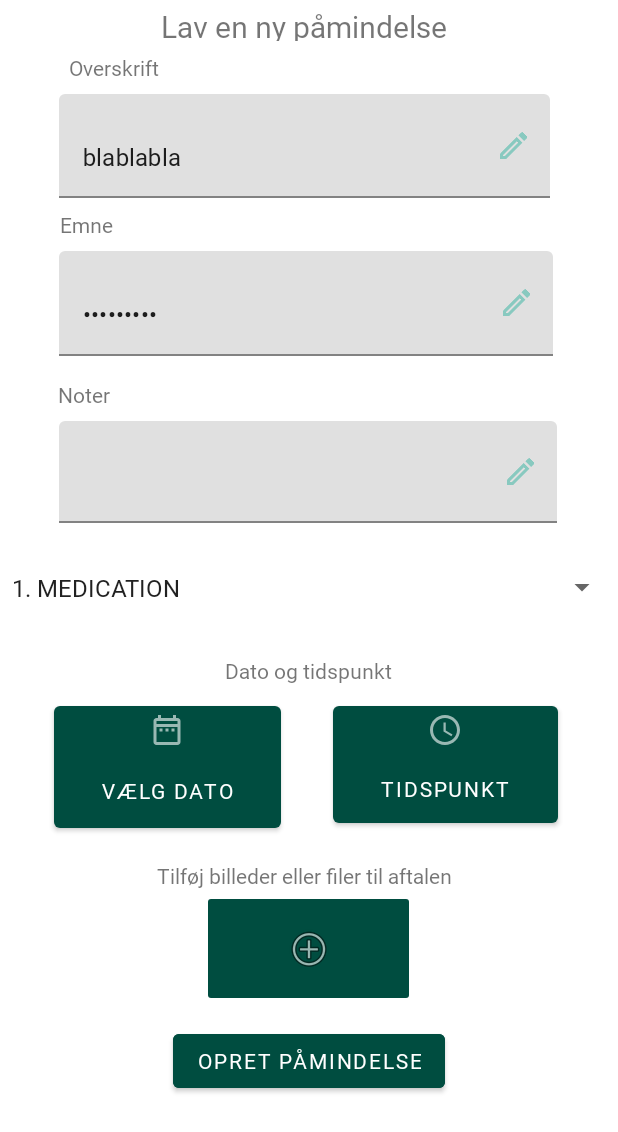
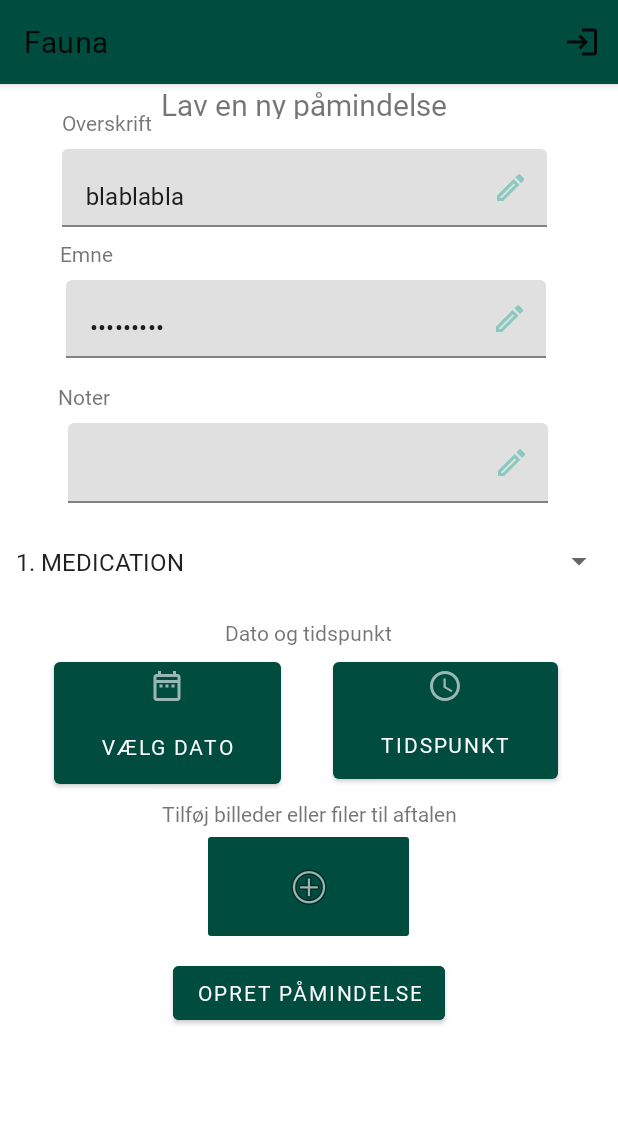
Before and after one commit to faunaapp/faunaapp-android, an Android app: the AddTaskEntryFragmentView screen opened through its navigation route, on a phone screen of 412 x 824 dp. Shown: the top 1132 px of the screen. Run offline under Robolectric (Android 15) with nearby library versions, the phone set to English and light mode, and no system bars; our stand-ins replace EventBus, Room's generated code; libraries missing offline, so code that uses them is left out: com.apollographql.apollo; 2 statements that could not run were skipped.

Commit message:
Log out task is created

```diff
--- a/app/src/main/java/com/example/faunaapp/MVVM/RemoteDataSource/RemouteSource/AddTaskEntry/AddTaskEntryRemoteDataSource.java
+++ b/app/src/main/java/com/example/faunaapp/MVVM/RemoteDataSource/RemouteSource/AddTaskEntry/AddTaskEntryRemoteDataSource.java
@@ -93,7 +93,7 @@ public class AddTaskEntryRemoteDataSource implements IAddTaskEntryRemoteDataSour
                         public void onResponse(@NotNull Response<CreateTaskMutation.Data> response) {
                             String date = Helper.getDateAndTimeFromISO8601(strings[TaskEntryIterator.DateTime.getValue()]).first;
                             String time = Helper.getDateAndTimeFromISO8601(strings[TaskEntryIterator.DateTime.getValue()]).second;
-                            newTaskEntry = new TaskEntry(strings[TaskEntryIterator.Content.getValue()], strings[TaskEntryIterator.Title.getValue()], "Something important", date, time, strings[TaskEntryIterator.Category.value]);
+                            newTaskEntry = new TaskEntry(strings[TaskEntryIterator.Content.getValue()], strings[TaskEntryIterator.Title.getValue()], "Something important", date, time, Integer.parseInt(strings[TaskEntryIterator.Category.value]));
                             EntryEvent entryEvent = new EntryEvent();
                             entryEvent.setTaskEntry(newTaskEntry);
                             EventBus.getDefault().post(entryEvent);
--- a/app/src/main/java/com/example/faunaapp/MVVM/View/Activities/MainActivity.java
+++ b/app/src/main/java/com/example/faunaapp/MVVM/View/Activities/MainActivity.java
@@ -1,10 +1,27 @@
 package com.example.faunaapp.MVVM.View.Activities;
+
+import androidx.annotation.RequiresApi;
 import androidx.appcompat.app.AppCompatActivity;
+import androidx.fragment.app.Fragment;
+import androidx.fragment.app.FragmentManager;
+import androidx.navigation.Navigation;
+import androidx.navigation.fragment.NavHostFragment;
+
 import android.content.SharedPreferences;
+import android.os.Build;
 import android.os.Bundle;
+import android.view.Menu;
+import android.view.MenuInflater;
+import android.view.MenuItem;
+import android.view.View;
 
 import com.example.faunaapp.MVVM.RemoteDataSource.ApolloClient.ClientApollo;
+import com.example.faunaapp.MVVM.View.Fragments.AddTaskEntryFragmentView;
+import com.example.faunaapp.MVVM.View.Fragments.AllCalendarEntriesFragmentView;
+import com.example.faunaapp.MVVM.View.Fragments.LogInFragmentView;
 import com.example.faunaapp.R;
+
+import java.util.Objects;
 
 
 public class MainActivity extends AppCompatActivity {
@@ -22,4 +39,31 @@ public class MainActivity extends AppCompatActivity {
         prefs = getSharedPreferences("tokenStorage", MODE_PRIVATE);
     }
 
+    @Override
+    public boolean onCreateOptionsMenu(Menu menu) {
+        MenuInflater inflater = getMenuInflater();
+        inflater.inflate(R.menu.main_menu, menu);
+        return true;
+    }
+
+    @RequiresApi(api = Build.VERSION_CODES.O)
+    @Override
+    public boolean onOptionsItemSelected(MenuItem item) {
+        SharedPreferences.Editor editor = prefs.edit();
+        editor.clear();
+        editor.apply();
+        System.out.println("The button is clicked");
+        NavHostFragment navHostFragment = (NavHostFragment)getSupportFragmentManager().getPrimaryNavigationFragment();
+        FragmentManager fragmentManager = navHostFragment.getChildFragmentManager();
+        Fragment fragment = fragmentManager.getPrimaryNavigationFragment();
+        if(fragment instanceof AllCalendarEntriesFragmentView)
+        {
+            Navigation.findNavController(fragment.requireView()).navigate(R.id.action_allCalendarEntriesFragment_to_log_in);
+        }
+        if(fragment instanceof AddTaskEntryFragmentView)
+        {
+            Navigation.findNavController(fragment.requireView()).navigate(R.id.action_addTaskEntryFragmentView_to_log_in);
+        }
+        return super.onOptionsItemSelected(item);
+    }
 }
--- a/app/src/main/java/com/example/faunaapp/MVVM/View/Fragments/AddTaskEntryFragmentView.java
+++ b/app/src/main/java/com/example/faunaapp/MVVM/View/Fragments/AddTaskEntryFragmentView.java
@@ -53,6 +53,7 @@ public class AddTaskEntryFragmentView extends Fragment implements AdapterView.On
     @Override
     public void onCreate(@Nullable Bundle savedInstanceState) {
         super.onCreate(savedInstanceState);
+
     }
 
 
--- /dev/null
+++ b/app/src/main/res/drawable/ic_logout.xml
@@ -0,0 +1,10 @@
+<vector xmlns:android="http://schemas.android.com/apk/res/android"
+    android:width="24dp"
+    android:height="24dp"
+    android:viewportWidth="24"
+    android:viewportHeight="24"
+    android:tint="?attr/colorControlNormal">
+  <path
+      android:fillColor="@android:color/white"
+      android:pathData="M11,7L9.6,8.4l2.6,2.6H2v2h10.2l-2.6,2.6L11,17l5,-5L11,7zM20,19h-8v2h8c1.1,0 2,-0.9 2,-2V5c0,-1.1 -0.9,-2 -2,-2h-8v2h8V19z"/>
+</vector>
--- a/app/src/main/res/layout/add_task_entry_fragment.xml
+++ b/app/src/main/res/layout/add_task_entry_fragment.xml
@@ -10,7 +10,6 @@
         android:id="@+id/fragment_add_entry_title_id"
         android:layout_width="196dp"
         android:layout_height="23dp"
-        android:layout_marginTop="4dp"
         android:text="@string/fragment_add_entry_title_name"
         android:textSize="20sp"
         app:layout_constraintEnd_toEndOf="parent"
@@ -22,17 +21,17 @@
         android:id="@+id/fragment_add_task_entry_heading_id"
         android:layout_width="wrap_content"
         android:layout_height="wrap_content"
-        android:layout_marginTop="8dp"
+        android:layout_marginTop="16dp"
         android:text="@string/fragment_add_task_entry_heading_text"
         app:layout_constraintEnd_toEndOf="parent"
-        app:layout_constraintHorizontal_bias="0.131"
+        app:layout_constraintHorizontal_bias="0.117"
         app:layout_constraintStart_toStartOf="parent"
-        app:layout_constraintTop_toBottomOf="@+id/fragment_add_entry_title_id" />
+        app:layout_constraintTop_toTopOf="parent" />
 
     <com.google.android.material.textfield.TextInputLayout
         android:id="@+id/fragment_add_task_entry_text_input_email_input_id"
-        android:layout_width="327dp"
-        android:layout_height="69dp"
+        android:layout_width="323dp"
+        android:layout_height="52dp"
         android:layout_marginTop="8dp"
         android:inputType="textNoSuggestions"
         app:endIconDrawable="@drawable/ic_create"
@@ -63,8 +62,8 @@
 
     <com.google.android.material.textfield.TextInputLayout
         android:id="@+id/fragment_add_task_entry_text_topic_input_id"
-        android:layout_width="329dp"
-        android:layout_height="70dp"
+        android:layout_width="320dp"
+        android:layout_height="52dp"
         android:layout_marginTop="8dp"
         android:inputType="textNoSuggestions"
         app:endIconDrawable="@drawable/ic_create"
@@ -95,8 +94,8 @@
 
     <com.google.android.material.textfield.TextInputLayout
         android:id="@+id/fragment_add_task_entry_textInput_note_input_id"
-        android:layout_width="332dp"
-        android:layout_height="68dp"
+        android:layout_width="320dp"
+        android:layout_height="53dp"
         android:layout_marginTop="8dp"
         android:inputType="textNoSuggestions"
         app:endIconDrawable="@drawable/ic_create"
@@ -118,7 +117,7 @@
         android:id="@+id/fragment_add_task_entry_text_date_and_time_id"
         android:layout_width="wrap_content"
         android:layout_height="wrap_content"
-        android:layout_marginTop="16dp"
+        android:layout_marginTop="12dp"
         android:text="@string/dato_og_tidspunkt"
         app:layout_constraintEnd_toEndOf="parent"
         app:layout_constraintHorizontal_bias="0.498"
@@ -130,7 +129,7 @@
         android:layout_width="151dp"
         android:layout_height="93dp"
         android:layout_marginStart="36dp"
-        android:layout_marginTop="8dp"
+        android:layout_marginTop="4dp"
 
         android:drawableTop="@drawable/ic_calendar"
         android:drawableTint="@color/white_50"
@@ -142,7 +141,7 @@
         android:id="@+id/fragment_add_task_entry_text_time_button_id"
         android:layout_width="150dp"
         android:layout_height="90dp"
-        android:layout_marginTop="8dp"
+        android:layout_marginTop="4dp"
         android:layout_marginEnd="40dp"
         android:drawableTop="@drawable/ic_time"
         android:drawableTint="@color/white_50"
@@ -154,10 +153,9 @@
         android:id="@+id/fragment_add_task_entry_text_add_photos_or_videos_id"
         android:layout_width="wrap_content"
         android:layout_height="wrap_content"
-        android:layout_marginTop="16dp"
+        android:layout_marginTop="4dp"
         android:text="@string/fragment_add_task_entry_text_add_photos_or_videos_title"
         app:layout_constraintEnd_toEndOf="parent"
-        app:layout_constraintHorizontal_bias="0.485"
         app:layout_constraintStart_toStartOf="parent"
         app:layout_constraintTop_toBottomOf="@+id/fragment_add_task_entry_text_date_button_id" />
 
@@ -177,7 +175,7 @@
         android:id="@+id/fragment_add_task_entry_save_button_id"
         android:layout_width="wrap_content"
         android:layout_height="wrap_content"
-        android:layout_marginTop="12dp"
+        android:layout_marginTop="8dp"
         android:backgroundTint="@color/teal_700"
         android:text="@string/fragment_add_task_entry_save_button_text"
         app:layout_constraintEnd_toEndOf="parent"
@@ -186,8 +184,8 @@
 
     <Spinner
         android:id="@+id/spinner_add_task_entry_fragment"
-        android:layout_width="412dp"
-        android:layout_height="59dp"
+        android:layout_width="407dp"
+        android:layout_height="51dp"
         android:layout_marginTop="13dp"
         app:layout_constraintEnd_toEndOf="parent"
         app:layout_constraintStart_toStartOf="parent"
--- /dev/null
+++ b/app/src/main/res/menu/main_menu.xml
@@ -0,0 +1,8 @@
+<?xml version="1.0" encoding="utf-8"?>
+<menu xmlns:android="http://schemas.android.com/apk/res/android"
+    xmlns:app="http://schemas.android.com/apk/res-auto">
+  <item android:id="@+id/logout_id"
+      android:icon="@drawable/ic_logout"
+      android:title="@string/log_out_main_menu_title"
+      app:showAsAction="ifRoom"/>
+</menu>
--- a/app/src/main/res/navigation/nav_graph.xml
+++ b/app/src/main/res/navigation/nav_graph.xml
@@ -28,6 +28,9 @@
         <action
             android:id="@+id/action_allCalendarEntriesFragment_to_addEntryFragmentView"
             app:destination="@id/addTaskEntryFragmentView" />
+        <action
+            android:id="@+id/action_allCalendarEntriesFragment_to_log_in"
+            app:destination="@id/log_in" />
     </fragment>
     <fragment
         android:id="@+id/addTaskEntryFragmentView"
@@ -36,5 +39,8 @@
         <action
             android:id="@+id/action_addEntryFragmentView_to_allCalendarEntriesFragment"
             app:destination="@id/allCalendarEntriesFragment" />
+        <action
+            android:id="@+id/action_addTaskEntryFragmentView_to_log_in"
+            app:destination="@id/log_in" />
     </fragment>
 </navigation>
--- a/app/src/main/res/values-night/themes.xml
+++ b/app/src/main/res/values-night/themes.xml
@@ -1,6 +1,6 @@
 <resources xmlns:tools="http://schemas.android.com/tools">
     <!-- Base application theme. -->
-    <style name="DayTheme" parent="Theme.MaterialComponents.DayNight.NoActionBar">
+    <style name="DayTheme" parent="Theme.MaterialComponents.DayNight">
         <item name="colorPrimary">@color/teal_700</item>
         <item name="colorPrimaryVariant">@color/teal_700</item>
         <item name="colorSecondary">@color/indigo_500</item>
--- a/app/src/main/res/values/strings.xml
+++ b/app/src/main/res/values/strings.xml
@@ -33,6 +33,7 @@
     <string name="entry_item_time_template_text">Time templater</string>
     <string name="fragment_login_text_input_heading_id">blablabla</string>
     <string name="fragment_add_task_entry_textInput_textEdit">bigBlaBla</string>
+    <string name="log_out_main_menu_title">Log ud</string>
     <string-array name="categories_array">
         <item>1. MEDICATION</item>
         <item>2. FOOD</item>
--- a/app/src/main/res/values/themes.xml
+++ b/app/src/main/res/values/themes.xml
@@ -1,6 +1,6 @@
 <resources xmlns:tools="http://schemas.android.com/tools">
     <!-- Base application theme. -->
-    <style name="DayTheme" parent="Theme.MaterialComponents.DayNight.NoActionBar">
+    <style name="DayTheme" parent="Theme.MaterialComponents.DayNight">
         <item name="colorPrimary">@color/teal_700</item>
         <item name="android:fontFamily">@font/roboto</item>
         <item name="colorPrimaryVariant">@color/teal_700</item>
```
Also changed, not shown: app/src/main/java/com/example/faunaapp/MVVM/View/Fragments/AllCalendarEntriesFragmentView.java (+8 -5 lines), app/src/main/res/layout/login_fragment.xml (+21 -23 lines). Lines whose indentation alone changed are shown as unchanged.
